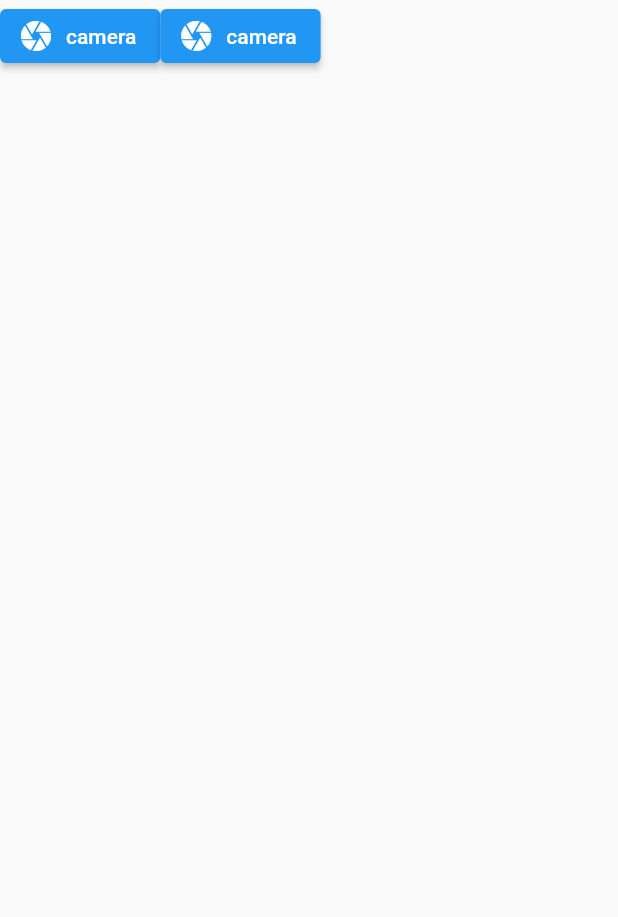
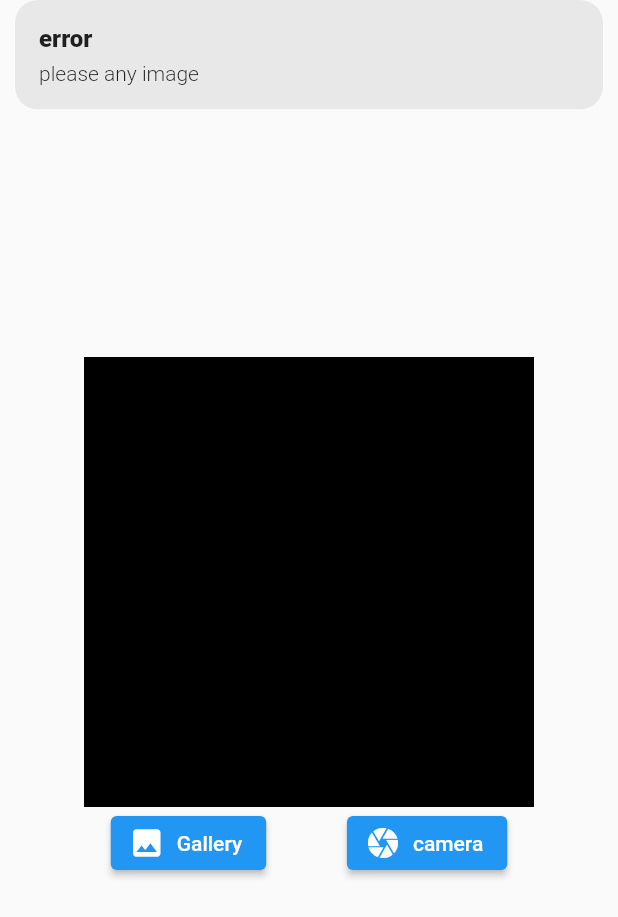
Before and after one commit to JiyadAhammad/recognition-using-ML-Kit, a Flutter app: the screen it shows after launch, after a tap on "camera", on a phone screen of 412 x 824 dp. Shown: the top 917 px of the screen. Run offline on Flutter 3.47's test engine with Material 2 defaults, Android fonts, the light colour scheme and no system bars; our stand-ins replace get, image_picker.

Commit message:
sample ui created

```diff
--- /dev/null
+++ b/lib/controller/textcontroller/text_controller.dart
@@ -0,0 +1,3 @@
+import 'package:get/get.dart';
+
+class TextRecognitonController extends GetxController {}
--- a/lib/main.dart
+++ b/lib/main.dart
@@ -1,8 +1,11 @@
 import 'package:flutter/material.dart';
+import 'package:get/get.dart';
 import 'package:recognition/view/home/home_screen.dart';
 
 void main() {
-  runApp(const MyApp());
+  runApp(
+    const MyApp(),
+  );
 }
 
 class MyApp extends StatelessWidget {
@@ -10,7 +13,8 @@ class MyApp extends StatelessWidget {
 
   @override
   Widget build(BuildContext context) {
-    return MaterialApp(
+    return GetMaterialApp(
+      debugShowCheckedModeBanner: false,
       title: 'Flutter Demo',
       theme: ThemeData(
         primarySwatch: Colors.blue,
--- a/lib/view/home/home_screen.dart
+++ b/lib/view/home/home_screen.dart
@@ -1,31 +1,70 @@
 import 'package:flutter/material.dart';
+import 'package:get/get.dart';
+import 'package:image_picker/image_picker.dart';
 
-class HomeScreen extends StatelessWidget {
+class HomeScreen extends StatefulWidget {
   const HomeScreen({Key? key}) : super(key: key);
+
+  @override
+  State<HomeScreen> createState() => _HomeScreenState();
+}
+
+class _HomeScreenState extends State<HomeScreen> {
+  bool textScanning = false;
+  XFile? imageFile;
+  String scannedImage = '';
 
   @override
   Widget build(BuildContext context) {
     return Scaffold(
-      body: SafeArea(
+      body: Center(
+        child: SingleChildScrollView(
+          child: Container(
+            margin: const EdgeInsets.all(20),
             child: Column(
+              crossAxisAlignment: CrossAxisAlignment.center,
               children: [
-          Container(),
+                Container(
+                  height: 300,
+                  width: 300,
+                  color: Colors.black,
+                ),
                 Row(
+                  mainAxisAlignment: MainAxisAlignment.spaceEvenly,
                   children: [
                     ElevatedButton.icon(
-                onPressed: () {},
-                icon: Icon(Icons.camera),
-                label: Text('camera'),
+                      onPressed: () {
+                        getImage(ImageSource.gallery);
+                      },
+                      icon: const Icon(Icons.image),
+                      label: const Text('Gallery'),
                     ),
                     ElevatedButton.icon(
-                onPressed: () {},
-                icon: Icon(Icons.camera),
-                label: Text('camera'),
+                      onPressed: () {
+                        getImage(ImageSource.camera);
+                      },
+                      icon: const Icon(Icons.camera),
+                      label: const Text('camera'),
                     ),
                   ],
                 )
               ],
-      )),
+            ),
+          ),
+        ),
+      ),
     );
   }
+
+  void getImage(source) async {
+    try {
+      final pickedImage = await ImagePicker().pickImage(source: source);
+      if (pickedImage != null) {
+        textScanning = true;
+        imageFile = pickedImage;
+      } else {
+        Get.snackbar('error', 'please any image');
       }
+    } catch (e) {}
+  }
+}
```
Also changed, not shown: pubspec.yaml (+2 -6 lines), pubspec.lock, 1 other file. Lines whose indentation alone changed are shown as unchanged.
